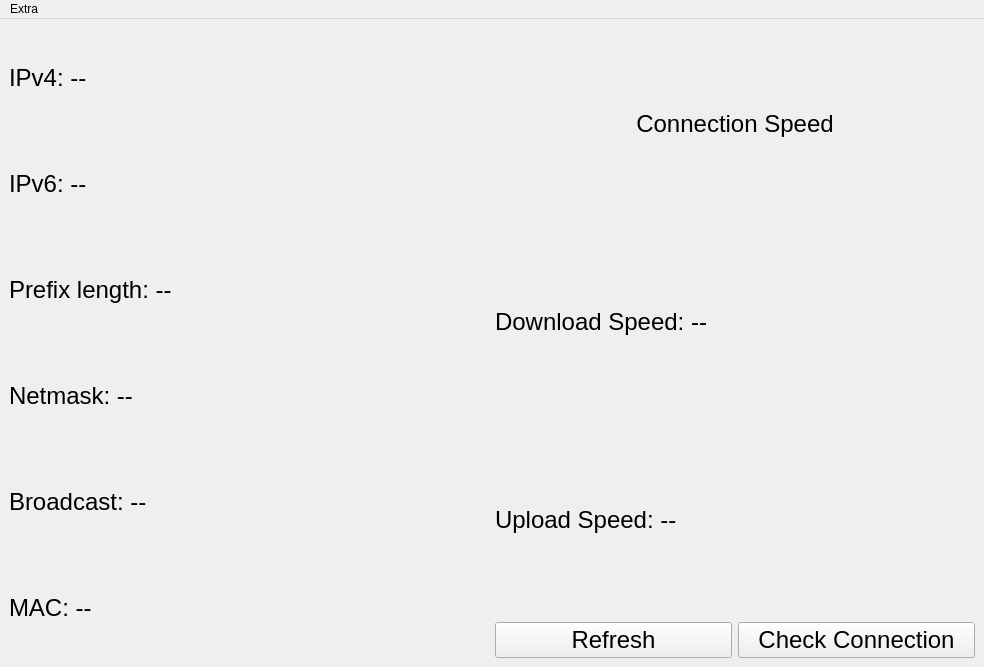
Above: src/main_win/main_win.ui from VladKk/NetViewer before the change. Below: the same form after it.
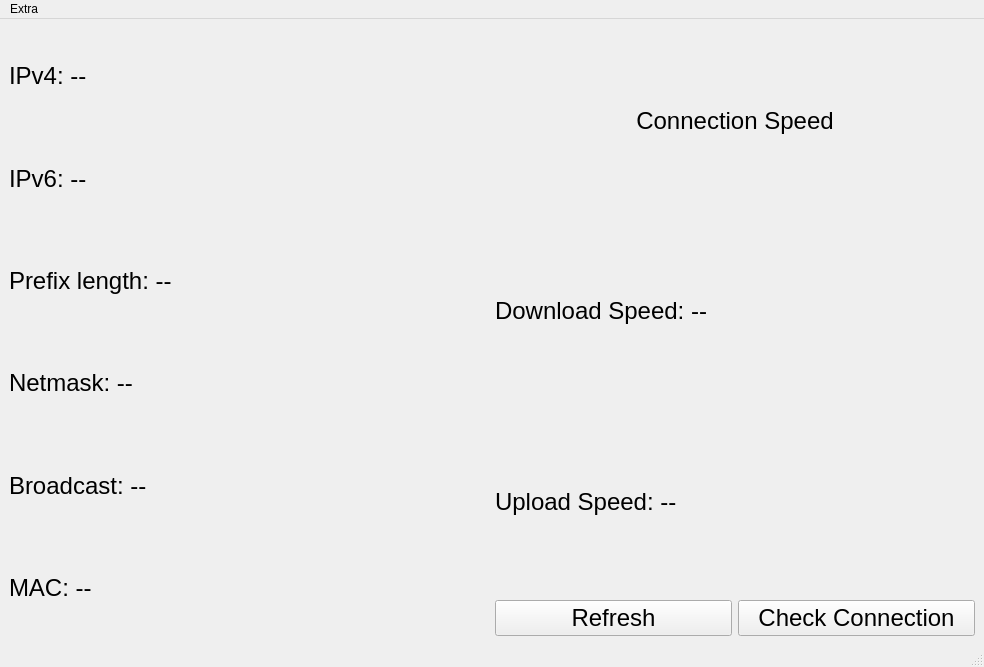
That is the form after the change.

Commit message: Comment the code + Add status bar

Diff of the .ui file:
```diff
--- a/src/main_win/main_win.ui
+++ b/src/main_win/main_win.ui
@@ -229,6 +229,7 @@
    </widget>
    <addaction name="menuExtra"/>
   </widget>
+  <widget class="QStatusBar" name="statusBar"/>
   <action name="actionAbout_program">
    <property name="text">
     <string>About program</string>
```
The commit also changes 1 other file.
